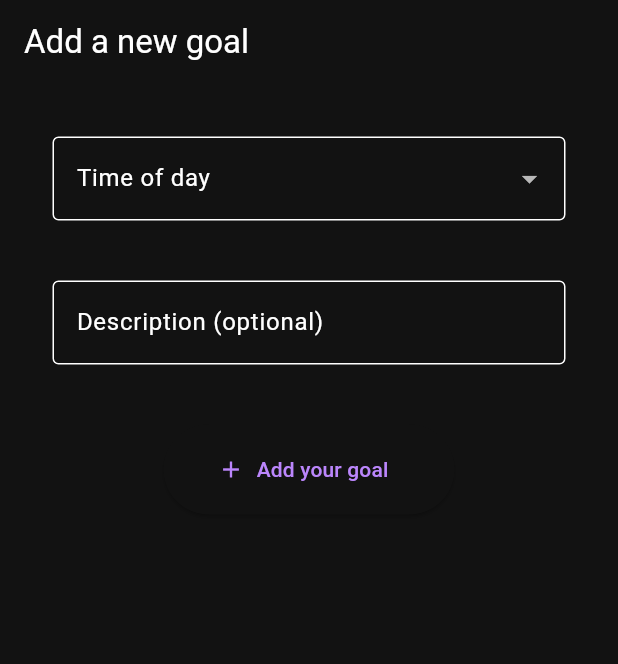
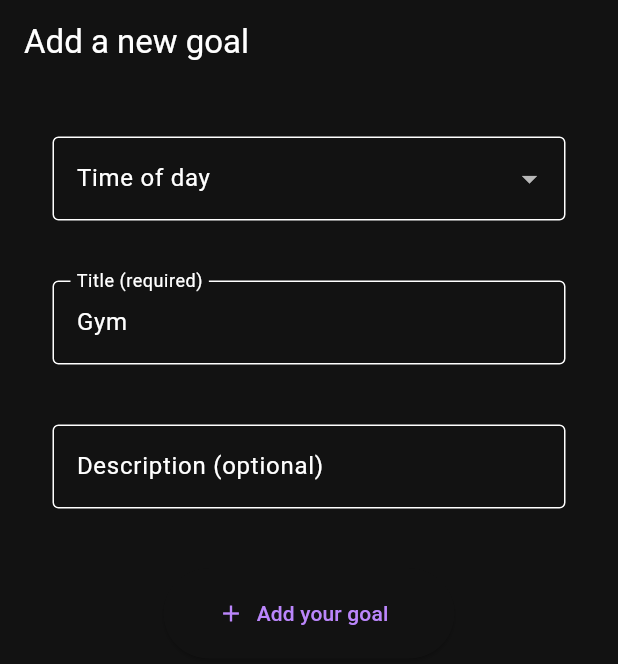
Before and after one commit to Gabriel2048/Goaly, a Flutter app: the NewGoalScreen screen opened by its route, on a phone screen of 412 x 824 dp. Shown: the top 664 px of the screen. Run offline on Flutter 3.47's test engine with Material 2 defaults, Android fonts, the phone set to English and light mode, and no system bars; our stand-ins replace cloud_functions, firebase_auth, firebase_core, flutter_riverpod, font_awesome_flutter, google_sign_in; accounts and stored records are empty; generated files the repository leaves out were written again.

Commit message:
added goal title

```diff
--- a/app/lib/domain/goal.dart
+++ b/app/lib/domain/goal.dart
@@ -2,13 +2,15 @@ import 'package:goaly/domain/goal_time_of_day.dart';
 
 class Goal {
   final GoalTimeOfDay goalTimeOfDay;
+  final String title;
   final String? description;
 
-  const Goal({required this.goalTimeOfDay, this.description});
+  const Goal({required this.goalTimeOfDay, required this.title, this.description});
 
   Map<String, String> toMap() {
     return {
       'goalTimeOfDay': goalTimeOfDay.name,
+      'title': title,
       'description': description.toString(),
     };
   }
--- a/app/lib/ui/screens/new_goal/new_goal_form.dart
+++ b/app/lib/ui/screens/new_goal/new_goal_form.dart
@@ -14,8 +14,9 @@ class NewGoalForm extends StatefulWidget {
 
 class _NewGoalFormState extends State<NewGoalForm> {
   final _formKey = GlobalKey<FormState>();
+  static const _timeOfDayKey = 'timeOfDay';
+  static const _titleKey = 'title';
   static const _descriptionKey = 'description';
-  static const _timeOfDayKey = 'timeOfDay';
 
   final _spacing = const SizedBox(height: 40);
 
@@ -31,6 +32,17 @@ class _NewGoalFormState extends State<NewGoalForm> {
             onSaved: (GoalTimeOfDay? value) {
               _formData[_timeOfDayKey] = value;
             },
+          ),
+          _spacing,
+          TextFormField(
+            initialValue: 'Gym',
+            onSaved: (String? value) {
+              _formData[_titleKey] = value;
+            },
+            decoration: const InputDecoration(
+              border: OutlineInputBorder(),
+              labelText: 'Title (required)',
+            ),
           ),
           _spacing,
           TextFormField(
@@ -52,6 +64,7 @@ class _NewGoalFormState extends State<NewGoalForm> {
                   _formKey.currentState?.save();
                   goalsService.addGoal(Goal(
                     goalTimeOfDay: _formData[_timeOfDayKey],
+                    title: _formData[_titleKey],
                     description: _formData[_descriptionKey],
                   ));
                 }
```
